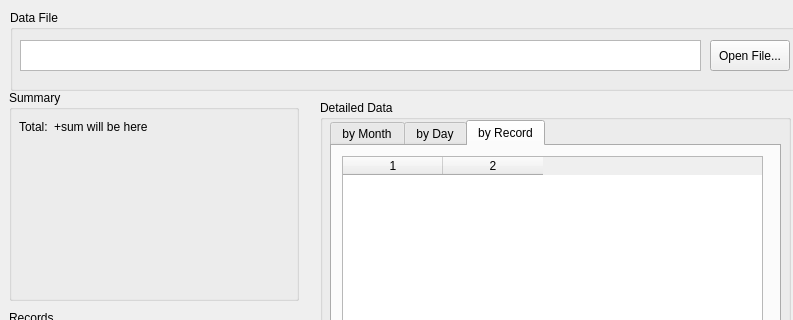
Old version of the form src/MainWindow.ui in the repository Sigurdur42/TimeTracker; both pictures show x 0 to 793 and y 0 to 320 of the 793 by 568 pixel window.
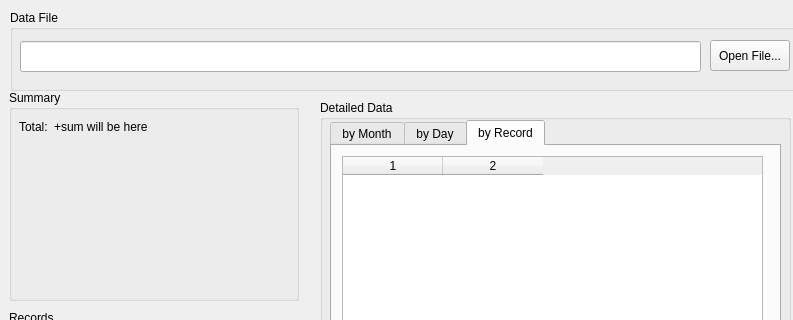
New version of the form. Icons and pictures are not drawn.

```diff
--- a/src/MainWindow.ui
+++ b/src/MainWindow.ui
@@ -33,22 +33,6 @@
     <property name="title">
      <string>Data File</string>
     </property>
-    <widget class="QPlainTextEdit" name="editOpenedFile">
-     <property name="geometry">
-      <rect>
-       <x>10</x>
-       <y>30</y>
-       <width>681</width>
-       <height>31</height>
-      </rect>
-     </property>
-     <property name="readOnly">
-      <bool>true</bool>
-     </property>
-     <property name="plainText">
-      <string/>
-     </property>
-    </widget>
     <widget class="QPushButton" name="buttonOpenFilePicker">
      <property name="geometry">
       <rect>
@@ -62,6 +46,16 @@
       <string>Open File...</string>
      </property>
     </widget>
+    <widget class="QLineEdit" name="editOpenedFile">
+     <property name="geometry">
+      <rect>
+       <x>10</x>
+       <y>31</y>
+       <width>681</width>
+       <height>31</height>
+      </rect>
+     </property>
+    </widget>
    </widget>
    <widget class="QGroupBox" name="groupBox_2">
     <property name="geometry">
```
